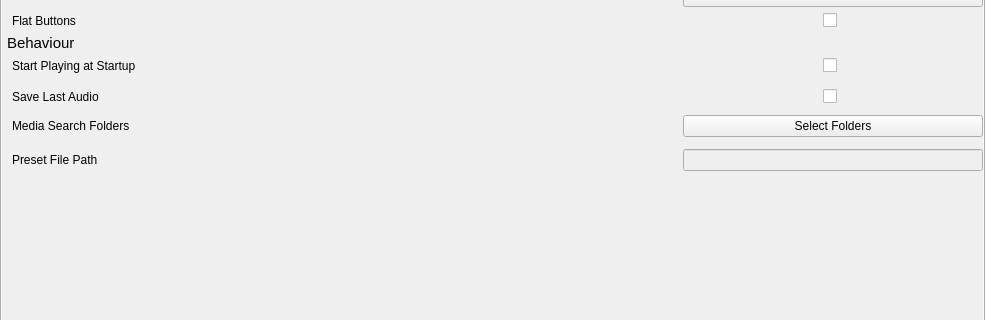
Above: forms/mainwindow.ui from 3d2069940/player before the change; both pictures show x 0 to 985 and y 157 to 477 of the 985 by 711 pixel window. Below: the same form after it.
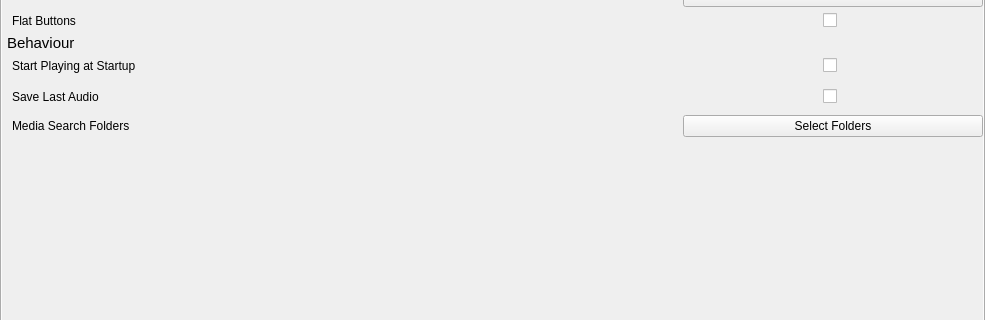
That is the form after the change. The open tabs and pages were chosen to show the change. Custom widgets are drawn as their Qt base class.

Patch:
```diff
--- a/forms/mainwindow.ui
+++ b/forms/mainwindow.ui
@@ -3176,33 +3176,6 @@
                 </item>
                </layout>
               </item>
-              <item>
-               <layout class="QHBoxLayout" name="settingsConfigPathLayout">
-                <property name="leftMargin">
-                 <number>10</number>
-                </property>
-                <item>
-                 <widget class="QLabel" name="settingsConfigPathlabel">
-                  <property name="text">
-                   <string>Preset File Path</string>
-                  </property>
-                 </widget>
-                </item>
-                <item>
-                 <widget class="QLineEdit" name="settingsConfigPathEdit">
-                  <property name="enabled">
-                   <bool>false</bool>
-                  </property>
-                  <property name="maximumSize">
-                   <size>
-                    <width>300</width>
-                    <height>16777215</height>
-                   </size>
-                  </property>
-                 </widget>
-                </item>
-               </layout>
-              </item>
               <item>
                <spacer name="verticalSpacer_2">
                 <property name="orientation">
```
